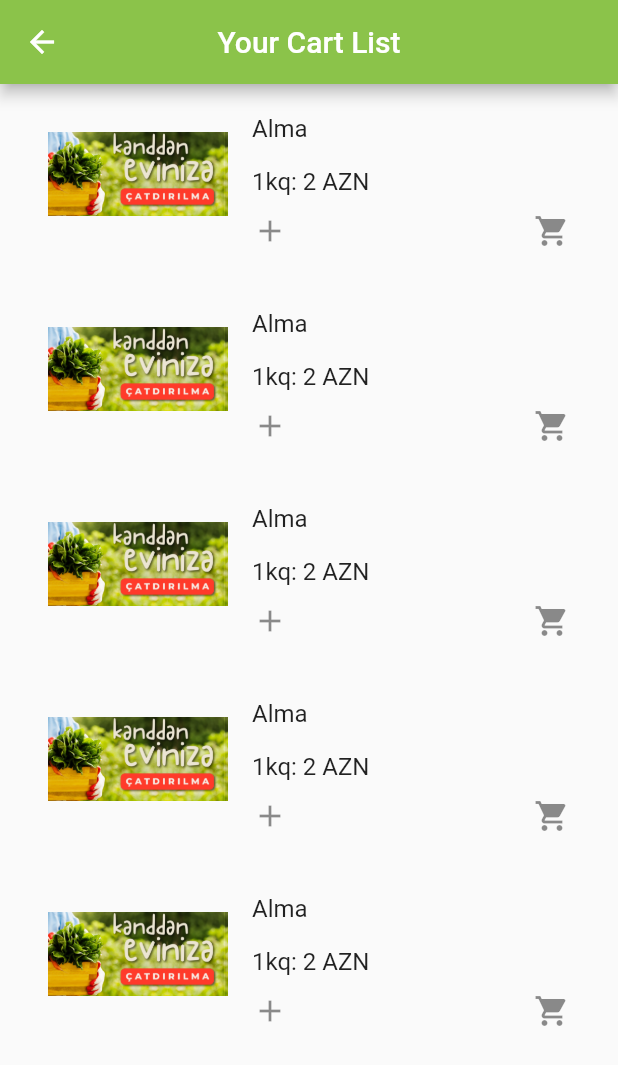
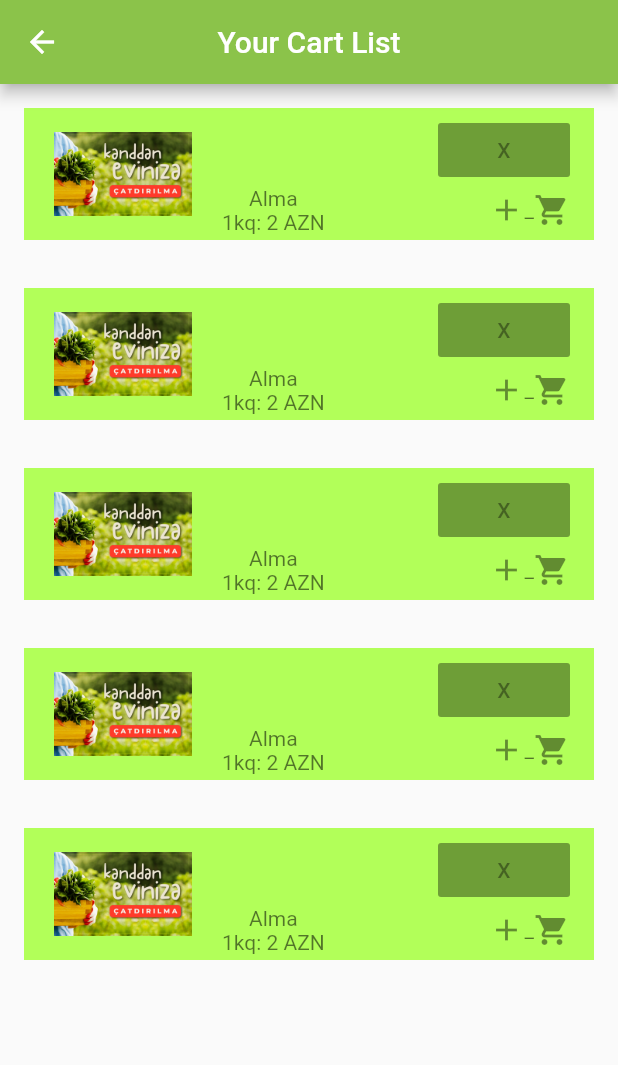
Before and after one commit to konuleminova/redux_sign_in_demo, a Flutter app: the ShoppingCart screen opened by its route, on a phone screen of 412 x 824 dp. Shown: the top 1065 px of the screen. Run offline on Flutter 3.47's test engine with Material 2 defaults, Android fonts, the phone set to English and light mode, and no system bars; our stand-ins replace flutter_redux, redux, redux_thunk, shared_preferences; accounts and stored records are empty.

Commit message:
shopping cart part1

```diff
--- a/lib/ui/page/shopping_cart.dart
+++ b/lib/ui/page/shopping_cart.dart
@@ -30,37 +30,56 @@ class ShoppingCartState extends State<ShoppingCart> {
                   itemCount: 5,
                   itemBuilder: (BuildContext context, int index) {
                     return new Container(
+                      color: Colors.lightGreenAccent,
                       margin: EdgeInsets.all(16),
                       child: new ListTile(
-                        title: new SizedBox(
-                          height: 90,
-                          width: 200,
-                          child: new Stack(
+                        title: new Container(
+                            alignment: AlignmentDirectional.topEnd,
+                            child: new RaisedButton(
+                              onPressed: null,
+                              child: new Text("X"),
+                            )),
+                        subtitle: new SizedBox(
+                          width: MediaQuery.of(context).size.width,
+                          child: new Row(
+                            mainAxisAlignment: MainAxisAlignment.spaceBetween,
+                            children: <Widget>[
+                              new Container(
+                                child: new Column(
+                                  mainAxisSize: MainAxisSize.min,
                                   children: <Widget>[
                                     new Container(
                                       child: new Text("Alma"),
-                                alignment: AlignmentDirectional.topStart,
                                     ),
                                     new Container(
-                                alignment: AlignmentDirectional.centerStart,
                                       child: new Text("1kq: 2 AZN"),
                                     ),
+                                  ],
+                                ),
+                              ),
                               new Container(
-                                alignment: AlignmentDirectional.bottomStart,
+                                child: new Row(
+                                  children: <Widget>[
+                                    new Container(
                                       child: new Icon(Icons.add),
                                     ),
                                     new Container(
-                                alignment: AlignmentDirectional.bottomEnd,
+                                      child: new Text("_"),
+                                    ),
+                                    new Container(
                                       child: new Icon(Icons.shopping_cart),
+                                    )
+                                  ],
+                                ),
                               )
                             ],
                           ),
                         ),
                         leading: new Image(
                           image: AssetImage("images/img1.jpg"),
-                          fit: BoxFit.cover,
-                          height: 90,
-                          width: 120,
+                          fit: BoxFit.contain,
+                          height: 70,
+                          width: 100,
                         ),
                       ),
                     );
```
Lines whose indentation alone changed are shown as unchanged.
